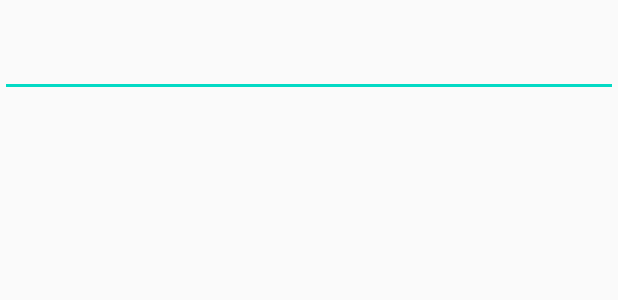
After one commit to damian-supera/zp_lsi_software, an Android app: the layout alert_dialog.xml on its own in the app's theme, with its tools: preview values and no code run, on a phone screen of 412 x 824 dp. The commit adds this screen. Shown: the top 300 px of the screen. Run offline under Robolectric (Android 15) with nearby library versions, the phone set to English and light mode, and no system bars.

Commit message:
Dodanie filtrowania

```diff
--- /dev/null
+++ b/app/src/main/res/layout/alert_dialog.xml
@@ -0,0 +1,17 @@
+<?xml version="1.0" encoding="utf-8"?>
+<LinearLayout xmlns:android="http://schemas.android.com/apk/res/android"
+    android:layout_width="match_parent"
+    android:layout_height="match_parent"
+    android:orientation="vertical">
+
+    <TextView
+        android:id="@+id/text_view"
+        android:layout_width="match_parent"
+        android:layout_height="wrap_content" />
+
+    <EditText
+        android:id="@+id/edit_text"
+        android:layout_width="match_parent"
+        android:layout_height="wrap_content" />
+
+</LinearLayout>
```
Also changed, not shown: app/src/main/java/com/example/zp_lsi_software/activity/MainActivity.java (+19 -8 lines), app/src/main/java/com/example/zp_lsi_software/adapters/ExportAdapter.java (+6 -2 lines), app/src/main/java/com/example/zp_lsi_software/sql/ExportDbAdapter.java (+17 -1 lines), app/src/main/java/com/example/zp_lsi_software/viewholders/ExportsHeadLineViewHolder.java (added, +102 -0 lines).
